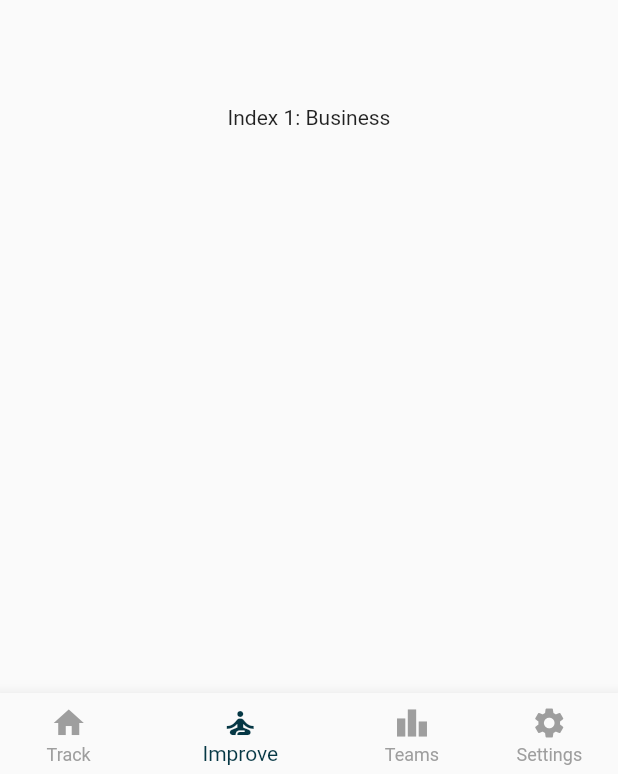
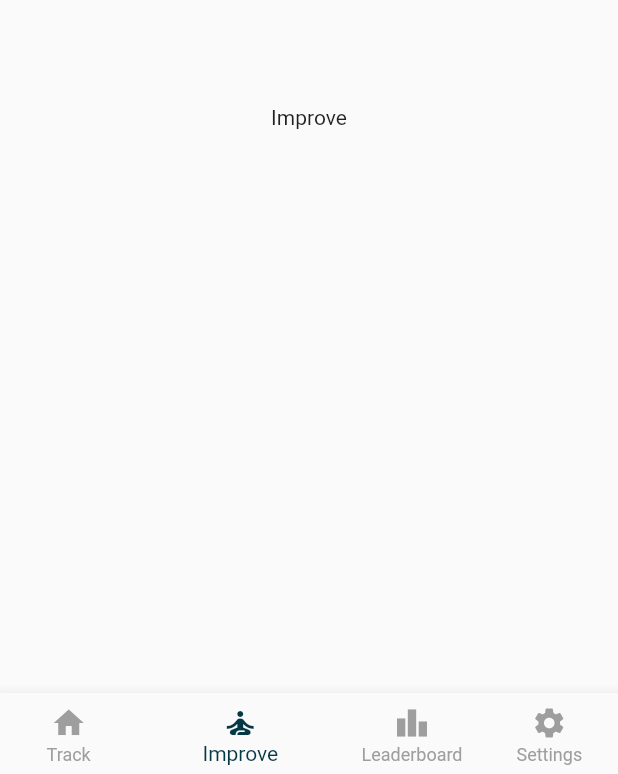
Before and after one commit to steevjames/Nirmaan-Project, a Flutter app: the screen it shows after launch, item 2 of the bottom bar chosen, on a phone screen of 412 x 824 dp. Shown: the part 459-1233 px from the top of the screen. Run offline on Flutter 3.47's test engine with Material 2 defaults, Android fonts, the phone set to English and light mode, and no system bars; our stand-ins replace fl_chart, google_sign_in, introduction_screen.

Commit message:
Code improvements

```diff
--- a/lib/Navigation/navigation.dart
+++ b/lib/Navigation/navigation.dart
@@ -13,10 +13,10 @@ class _NavigationBarState extends State<NavigationBar> {
   static List<Widget> _widgetOptions = <Widget>[
     HomePage(),
     Text(
-      'Index 1: Business',
+      'Improve',
     ),
     Text(
-      'Index 2: School',
+      'Leaderboard',
     ),
     Text(
       'Settings',
@@ -31,27 +31,10 @@ class _NavigationBarState extends State<NavigationBar> {
   @override
   Widget build(BuildContext context) {
     return Scaffold(
-      // extendBody: true,
       body: Center(
         child: _widgetOptions.elementAt(_selectedIndex),
       ),
-      bottomNavigationBar:
-          //  Container(
-          //   decoration: BoxDecoration(
-          //     borderRadius: BorderRadius.only(
-          //         topRight: Radius.circular(30), topLeft: Radius.circular(30)),
-          //     boxShadow: [
-          //       BoxShadow(color: Colors.black26, spreadRadius: 0, blurRadius: 5),
-          //     ],
-          //   ),
-          //   child: ClipRRect(
-          //     borderRadius: BorderRadius.only(
-          //       topLeft: Radius.circular(30.0),
-          //       topRight: Radius.circular(30.0),
-          //     ),
-          //     child:
-
-          BottomNavigationBar(
+      bottomNavigationBar: BottomNavigationBar(
         items: const <BottomNavigationBarItem>[
           BottomNavigationBarItem(
             icon: Icon(Icons.home),
@@ -63,7 +46,7 @@ class _NavigationBarState extends State<NavigationBar> {
           ),
           BottomNavigationBarItem(
             icon: Icon(Icons.leaderboard),
-            label: 'Teams',
+            label: 'Leaderboard',
           ),
           BottomNavigationBarItem(
             icon: Icon(Icons.settings),
@@ -76,8 +59,6 @@ class _NavigationBarState extends State<NavigationBar> {
         showUnselectedLabels: true,
         onTap: _onItemTapped,
       ),
-      //   ),
-      // ),
     );
   }
 }
--- a/lib/main.dart
+++ b/lib/main.dart
@@ -1,6 +1,5 @@
 import 'package:carbonfootprint/Navigation/navigation.dart';
 import 'package:flutter/material.dart';
-// import 'package:carbonfootprint/Sample Page/samplePage.dart';
 
 void main() {
   runApp(MyApp());
```
Also changed, not shown: lib/Sample Page/samplePage.dart (deleted, +0 -15 lines), pubspec.yaml (+0 -15 lines), pubspec.lock.
